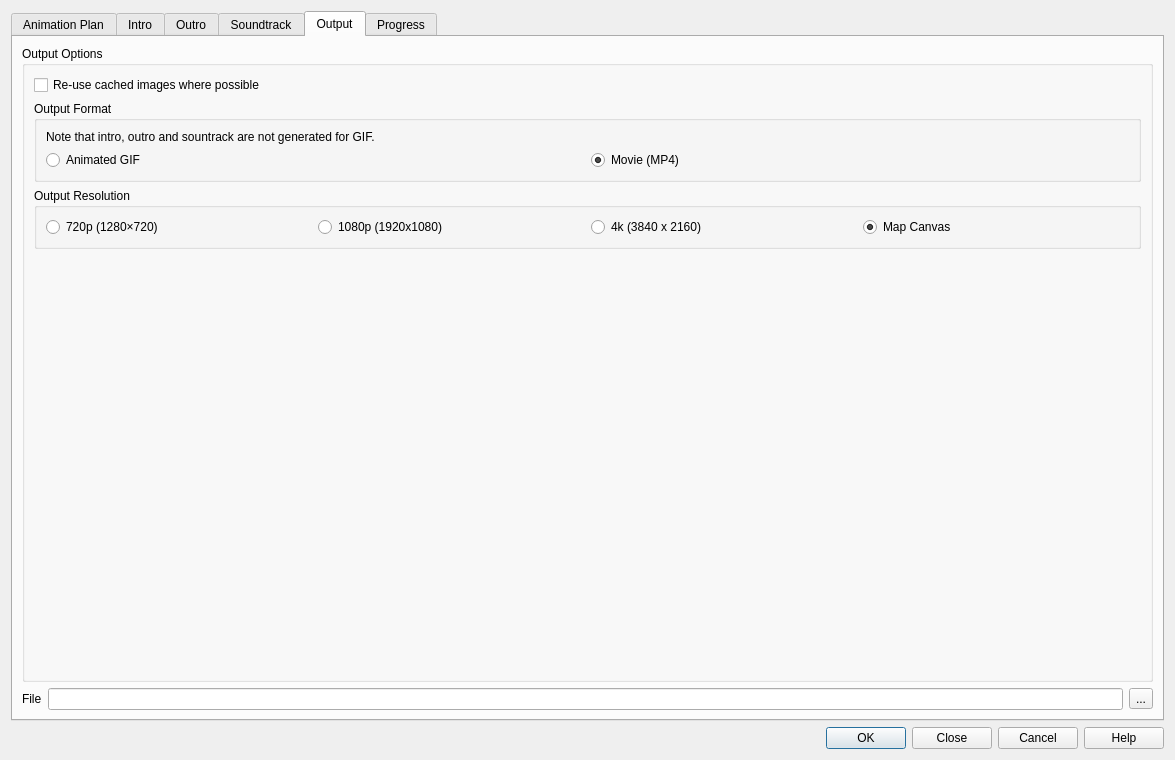
Qt form animation_workbench/ui/animation_workbench_base.ui (timlinux/QGISAnimationWorkbench) before a commit.
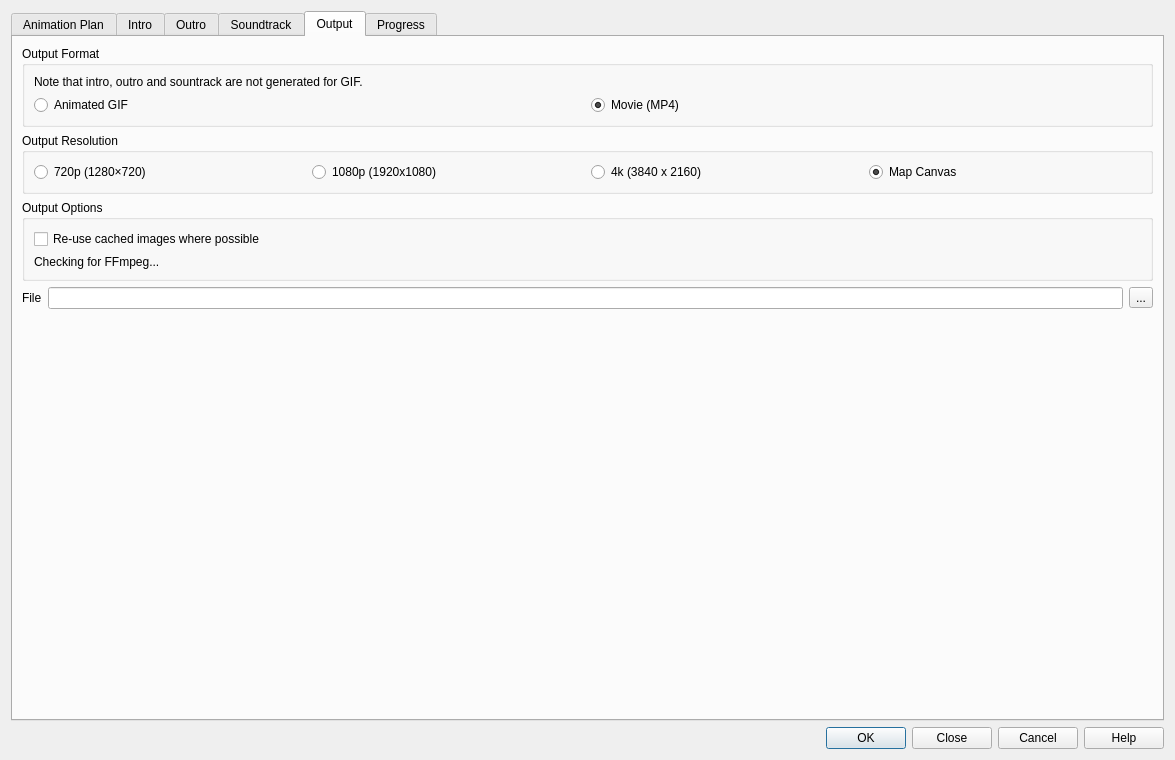
The same form after that commit. The open tabs and pages were chosen to show the change. Custom widgets are drawn as their Qt base class.

Commit message: fix: improve Output tab UX and fix packaged metadata for QGIS 4

```diff
--- a/animation_workbench/ui/animation_workbench_base.ui
+++ b/animation_workbench/ui/animation_workbench_base.ui
@@ -689,7 +689,7 @@
       </attribute>
       <layout class="QGridLayout" name="gridLayout_24">
        <item row="0" column="0" colspan="3">
-        <widget class="QGroupBox" name="output_options_group">
+        <widget class="QGroupBox" name="output_format_group">
          <property name="toolTip">
           <string>Select which output format you would like.
 Regardless of which you choose, a folder
@@ -701,23 +701,6 @@
 your system.</string>
          </property>
          <property name="title">
-          <string>Output Options</string>
-         </property>
-         <layout class="QGridLayout" name="gridLayout_5">
-          <item row="0" column="0">
-           <widget class="QCheckBox" name="reuse_cache">
-            <property name="toolTip">
-             <string>Will not erase cached images on disk
-and will resume processing from last cached image.</string>
-            </property>
-            <property name="text">
-             <string>Re-use cached images where possible</string>
-            </property>
-           </widget>
-          </item>
-          <item row="1" column="0">
-           <widget class="QGroupBox" name="output_format_group">
-            <property name="title">
              <string>Output Format</string>
             </property>
             <layout class="QGridLayout" name="gridLayout_19">
@@ -748,7 +731,7 @@
             </layout>
            </widget>
           </item>
-          <item row="2" column="0">
+       <item row="1" column="0" colspan="3">
            <widget class="QGroupBox" name="video_size_group">
             <property name="title">
              <string>Output Resolution</string>
@@ -791,7 +774,57 @@
             </layout>
            </widget>
           </item>
+       <item row="2" column="0" colspan="3">
+        <widget class="QGroupBox" name="output_options_group">
+         <property name="title">
+          <string>Output Options</string>
+         </property>
+         <layout class="QGridLayout" name="gridLayout_5">
+          <item row="0" column="0">
+           <widget class="QCheckBox" name="reuse_cache">
+            <property name="toolTip">
+             <string>Will not erase cached images on disk
+and will resume processing from last cached image.</string>
+            </property>
+            <property name="text">
+             <string>Re-use cached images where possible</string>
+            </property>
+           </widget>
+          </item>
+          <item row="1" column="0">
+           <widget class="QLabel" name="ffmpeg_status_label">
+            <property name="text">
+             <string>Checking for FFmpeg...</string>
+            </property>
+           </widget>
+          </item>
+         </layout>
+        </widget>
+       </item>
           <item row="3" column="0">
+        <widget class="QLabel" name="movie_file_label">
+         <property name="text">
+          <string>File</string>
+         </property>
+        </widget>
+       </item>
+       <item row="3" column="1">
+        <widget class="QLineEdit" name="movie_file_edit">
+         <property name="toolTip">
+          <string>The output folder will be populated with
+all of the frames of the animation, and
+the GIF or MP4 as selected above.</string>
+         </property>
+        </widget>
+       </item>
+       <item row="3" column="2">
+        <widget class="QToolButton" name="movie_file_button">
+         <property name="text">
+          <string>...</string>
+         </property>
+        </widget>
+       </item>
+       <item row="4" column="0" colspan="3">
            <spacer name="verticalSpacer_3">
             <property name="orientation">
              <enum>Qt::Vertical</enum>
@@ -803,32 +836,6 @@
              </size>
             </property>
            </spacer>
-          </item>
-         </layout>
-        </widget>
-       </item>
-       <item row="1" column="0">
-        <widget class="QLabel" name="movie_file_label">
-         <property name="text">
-          <string>File</string>
-         </property>
-        </widget>
-       </item>
-       <item row="1" column="1">
-        <widget class="QLineEdit" name="movie_file_edit">
-         <property name="toolTip">
-          <string>The output folder will be populated with
-all of the frames of the animation, and
-the GIF or MP4 as selected above.</string>
-         </property>
-        </widget>
-       </item>
-       <item row="1" column="2">
-        <widget class="QToolButton" name="movie_file_button">
-         <property name="text">
-          <string>...</string>
-         </property>
-        </widget>
        </item>
       </layout>
      </widget>
```
Lines whose indentation alone changed are shown as unchanged. The commit also changes 2 other files.
